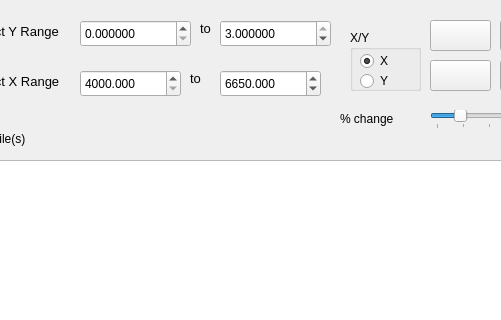
Old version of the form Numpy/Sdadmin/rangeseldlg.ui in the repository JohnMCollins/python-astro-progs; both pictures show x 90 to 591 and y 0 to 320 of the 926 by 673 pixel window.
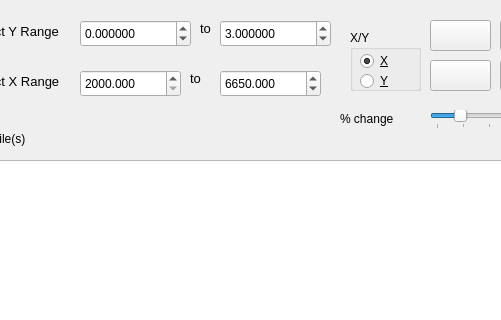
New version of the form. Icons and pictures are not drawn.

What changed in the file:
```diff
--- a/Numpy/Sdadmin/rangeseldlg.ui
+++ b/Numpy/Sdadmin/rangeseldlg.ui
@@ -61,10 +61,10 @@
     <number>3</number>
    </property>
    <property name="minimum">
-    <double>4000.000000000000000</double>
+    <double>2000.000000000000000</double>
    </property>
    <property name="maximum">
-    <double>7000.000000000000000</double>
+    <double>8000.000000000000000</double>
    </property>
    <property name="singleStep">
     <double>0.001000000000000</double>
@@ -132,10 +132,10 @@
     <number>6</number>
    </property>
    <property name="minimum">
-    <double>0.000000000000000</double>
+    <double>-1000.000000000000000</double>
    </property>
    <property name="maximum">
-    <double>2.000000000000000</double>
+    <double>3000.000000000000000</double>
    </property>
    <property name="singleStep">
     <double>0.100000000000000</double>
@@ -175,10 +175,10 @@
     <number>6</number>
    </property>
    <property name="minimum">
-    <double>1.000000000000000</double>
+    <double>-1000.000000000000000</double>
    </property>
    <property name="maximum">
-    <double>3.000000000000000</double>
+    <double>3000.000000000000000</double>
    </property>
    <property name="singleStep">
     <double>0.100000000000000</double>
@@ -516,7 +516,7 @@
      <string>Select this to zoom the X range</string>
     </property>
     <property name="text">
-     <string>X</string>
+     <string>&amp;X</string>
     </property>
     <property name="checked">
      <bool>true</bool>
@@ -536,7 +536,7 @@
 Note that adjusting &quot;left&quot; selects the bottom and &quot;right&quot; selects the top.</string>
     </property>
     <property name="text">
-     <string>Y</string>
+     <string>&amp;Y</string>
     </property>
    </widget>
   </widget>
```
Left out of the diff: 12 changed lines with no effect on the pictures.
